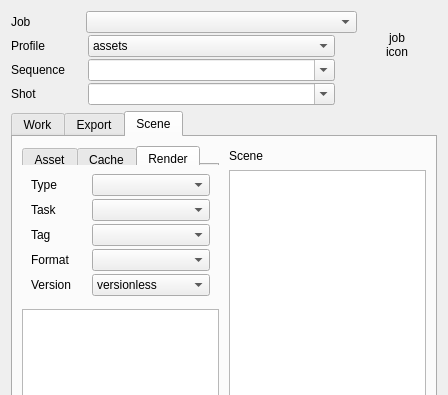
First picture: the form in python/pini/tools/helper/pini_helper.ui, repository CBSDigital/pini-dev, before the edit; both pictures show x 0 to 448 and y 0 to 395 of the 448 by 841 pixel window.
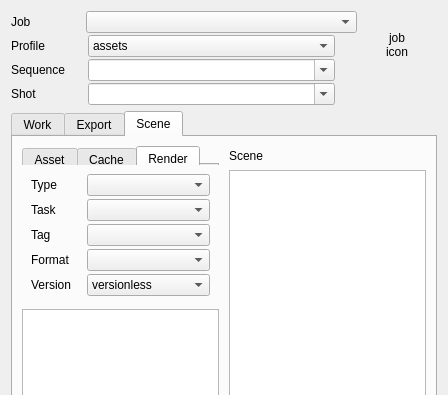
Second picture: the form after the edit. The open tabs and pages were chosen to show the change. Icons and pictures are not drawn. Custom widgets are drawn as their Qt base class.

What changed in the file:
```diff
--- a/python/pini/tools/helper/pini_helper.ui
+++ b/python/pini/tools/helper/pini_helper.ui
@@ -2135,7 +2135,7 @@
                       </property>
                       <property name="maximumSize">
                        <size>
-                        <width>55</width>
+                        <width>0</width>
                         <height>16777215</height>
                        </size>
                       </property>
@@ -2173,7 +2173,7 @@
                       </property>
                       <property name="maximumSize">
                        <size>
-                        <width>55</width>
+                        <width>0</width>
                         <height>16777215</height>
                        </size>
                       </property>
@@ -2195,7 +2195,7 @@
                       </property>
                       <property name="maximumSize">
                        <size>
-                        <width>55</width>
+                        <width>0</width>
                         <height>16777215</height>
                        </size>
                       </property>
@@ -2214,7 +2214,7 @@
                       </property>
                       <property name="maximumSize">
                        <size>
-                        <width>55</width>
+                        <width>0</width>
                         <height>16777215</height>
                        </size>
                       </property>
@@ -2233,7 +2233,7 @@
                       </property>
                       <property name="maximumSize">
                        <size>
-                        <width>55</width>
+                        <width>0</width>
                         <height>16777215</height>
                        </size>
                       </property>
@@ -3322,16 +3322,16 @@
   </layout>
  </widget>
  <customwidgets>
-  <customwidget>
-   <class>CListWidget</class>
-   <extends>QListWidget</extends>
-   <header>clistwidget.h</header>
-  </customwidget>
   <customwidget>
    <class>CComboBox</class>
    <extends>QComboBox</extends>
    <header>ccombobox.h</header>
   </customwidget>
+  <customwidget>
+   <class>CListWidget</class>
+   <extends>QListWidget</extends>
+   <header>clistwidget.h</header>
+  </customwidget>
   <customwidget>
    <class>CTabWidget</class>
    <extends>QTabWidget</extends>
```
Left out of the diff: 18 changed lines with no effect on the pictures.
